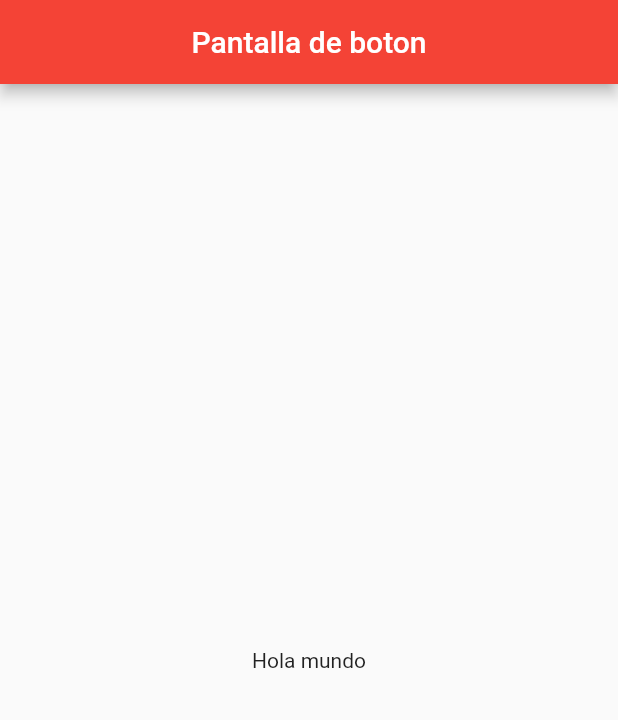
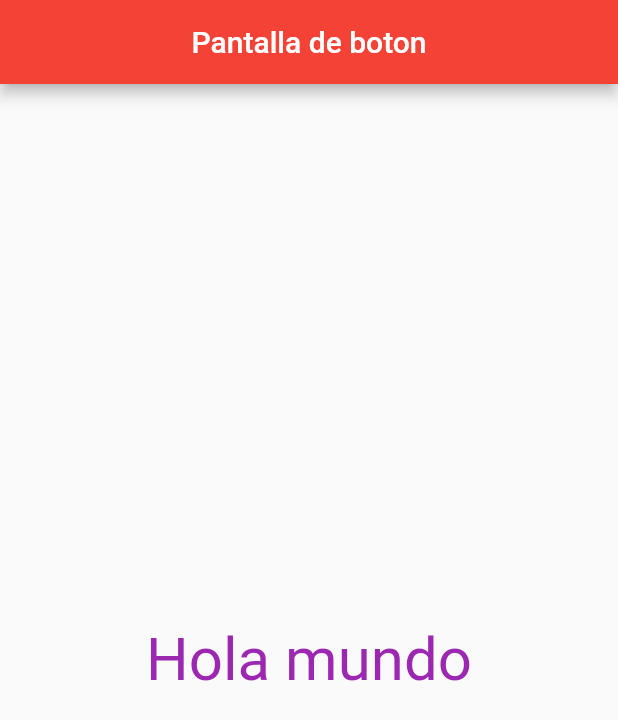
Before and after one commit to RicardoRdzPonce/avsad, a Flutter app: the screen it shows after launch, on a phone screen of 412 x 824 dp. Shown: the top 720 px of the screen. Run offline on Flutter 3.47's test engine with Material 2 defaults, Android fonts, the phone set to English and light mode, and no system bars.

```diff
--- a/lib/main.dart
+++ b/lib/main.dart
@@ -10,7 +10,7 @@ class MyApp extends StatelessWidget {
     return MaterialApp(
       debugShowCheckedModeBanner: false,
       home: Boton_flotante(),
-      theme: ThemeData(primarySwatch: Colors.red),
+      theme: ThemeData(primarySwatch: Colors.red, accentColor: Colors.pink, textTheme: TextTheme(bodyText2: TextStyle(color: Colors.purple, fontSize: 40))),
     );
   }
 }
```
Also changed, not shown: 1 other file.
